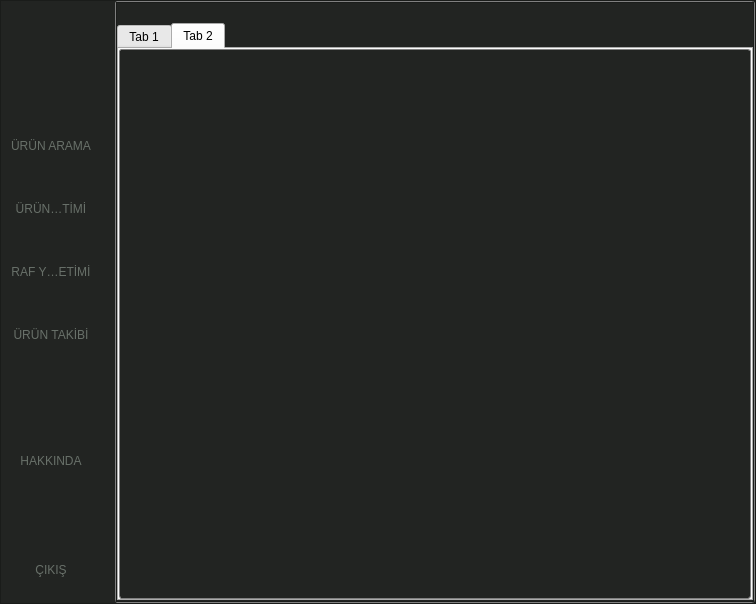
Qt form ui/vixgon_main.ui (w0nzy/vixgon) before a commit.
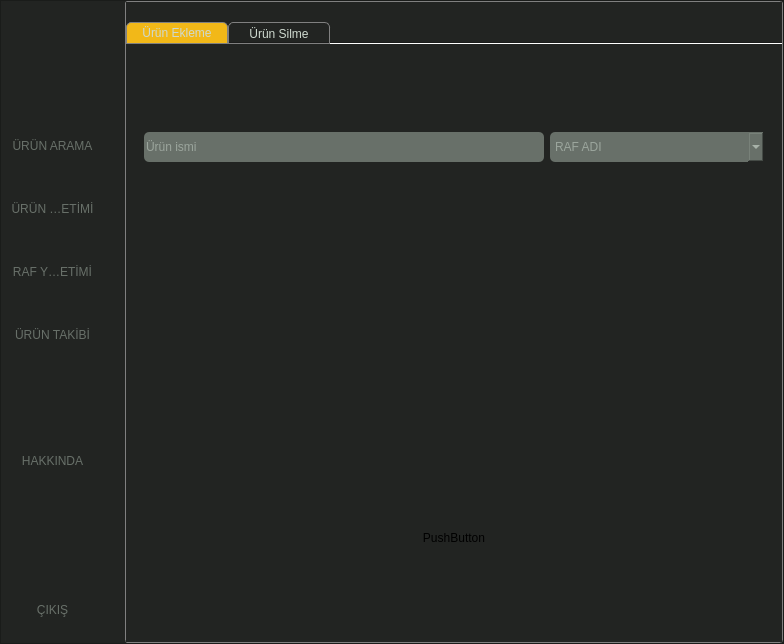
The same form after that commit. Icons and pictures are not drawn.

Diff of the .ui file:
```diff
--- a/ui/vixgon_main.ui
+++ b/ui/vixgon_main.ui
@@ -6,8 +6,8 @@
    <rect>
     <x>0</x>
     <y>0</y>
-    <width>756</width>
-    <height>604</height>
+    <width>784</width>
+    <height>644</height>
    </rect>
   </property>
   <property name="windowTitle">
@@ -22,6 +22,12 @@
 	background-color: #222422;
 }
 
+QLineEdit {
+	border-radius: 5px;
+	color: #ced9cf;
+	background-color: &quot;yellow&quot;;
+	font: 700 11pt &quot;Candara&quot;;
+}
 QLabel {
 	font: 700 11pt &quot;Candara&quot;;
 }
@@ -32,10 +38,7 @@
 	border-radius: 3px;
 }
 
-QLineEdit {
-	border-radius: 10px;
-	background-color:#687069;
-}
+
 
 QLineEdit#item_search_lineedit {
 	background-image: url(:/main/assets/search_colorized.png);
@@ -45,11 +48,28 @@
 	font: 700 11pt &quot;Candara&quot;;
 }
 
+
 QComboBox {
 	height: 30px;
 	border-radius: 10px;
+    background-color: &quot;red&quot;;
 }
-</string>
+
+QTabBar:tab {
+
+	border: 1px solid gray;
+	border-top-right-radius: 5px;
+	border-top-left-radius: 5px;
+	width: 100px;
+	height: 20px;
+	color: #ced9cf;
+	font: 700 9pt &quot;Candara&quot;;
+}
+
+
+QTabBar::tab:selected {
+	background-color: #f2b818;
+}</string>
   </property>
   <property name="iconSize">
    <size>
@@ -741,7 +761,7 @@
               <item>
                <widget class="QFrame" name="user_management_frame">
                 <property name="frameShape">
-                 <enum>QFrame::Shape::StyledPanel</enum>
+                 <enum>QFrame::Shape::NoFrame</enum>
                 </property>
                 <property name="frameShadow">
                  <enum>QFrame::Shadow::Raised</enum>
@@ -764,17 +784,157 @@
                  </property>
                  <item>
                   <widget class="QTabWidget" name="tabWidget">
+                   <property name="styleSheet">
+                    <string notr="true">background-color: #222422;
+border: none;</string>
+                   </property>
+                   <property name="tabPosition">
+                    <enum>QTabWidget::TabPosition::North</enum>
+                   </property>
                    <property name="currentIndex">
-                    <number>1</number>
+                    <number>0</number>
                    </property>
-                   <widget class="QWidget" name="user_registration_page">
+                   <property name="elideMode">
+                    <enum>Qt::TextElideMode::ElideNone</enum>
+                   </property>
+                   <property name="documentMode">
+                    <bool>true</bool>
+                   </property>
+                   <property name="tabsClosable">
+                    <bool>false</bool>
+                   </property>
+                   <property name="movable">
+                    <bool>false</bool>
+                   </property>
+                   <widget class="QWidget" name="item_add_page">
                     <attribute name="title">
-                     <string>Tab 1</string>
+                     <string>Ürün Ekleme</string>
                     </attribute>
+                    <layout class="QHBoxLayout" name="horizontalLayout_4">
+                     <property name="spacing">
+                      <number>0</number>
+                     </property>
+                     <property name="leftMargin">
+                      <number>0</number>
+                     </property>
+                     <property name="topMargin">
+                      <number>0</number>
+                     </property>
+                     <property name="rightMargin">
+                      <number>0</number>
+                     </property>
+                     <property name="bottomMargin">
+                      <number>0</number>
+                     </property>
+                     <item>
+                      <widget class="QFrame" name="frame_2">
+                       <property name="styleSheet">
+                        <string notr="true"/>
+                       </property>
+                       <property name="frameShape">
+                        <enum>QFrame::Shape::NoFrame</enum>
+                       </property>
+                       <property name="frameShadow">
+                        <enum>QFrame::Shadow::Raised</enum>
+                       </property>
+                       <layout class="QVBoxLayout" name="verticalLayout_17">
+                        <item>
+                         <widget class="QFrame" name="frame_5">
+                          <property name="frameShape">
+                           <enum>QFrame::Shape::StyledPanel</enum>
+                          </property>
+                          <property name="frameShadow">
+                           <enum>QFrame::Shadow::Raised</enum>
+                          </property>
+                          <layout class="QHBoxLayout" name="horizontalLayout_5">
+                           <item>
+                            <widget class="QLineEdit" name="item_name">
+                             <property name="maximumSize">
+                              <size>
+                               <width>400</width>
+                               <height>16777215</height>
+                              </size>
+                             </property>
+                             <property name="styleSheet">
+                              <string notr="true">QLineEdit#item_name{
+	border-radius: 5px;
+	color: #ced9cf;
+	height: 30px;
+	background-color: #687069;
+	
+	font: 700 11pt &quot;Candara&quot;;
+}</string>
+                             </property>
+                             <property name="maxLength">
+                              <number>100</number>
+                             </property>
+                             <property name="frame">
+                              <bool>true</bool>
+                             </property>
+                             <property name="placeholderText">
+                              <string>Ürün ismi</string>
+                             </property>
+                            </widget>
+                           </item>
+                           <item>
+                            <widget class="QComboBox" name="item_shelf_box">
+                             <property name="styleSheet">
+                              <string notr="true">
+	border-radius: 5px;
+	color: #ced9cf;
+	background-color: #687069;
+
+	font: 700 11pt &quot;Candara&quot;;
+</string>
+                             </property>
+                             <property name="placeholderText">
+                              <string>RAF ADI</string>
+                             </property>
+                             <property name="frame">
+                              <bool>true</bool>
+                             </property>
+                            </widget>
+                           </item>
+                          </layout>
+                         </widget>
+                        </item>
+                        <item>
+                         <widget class="QFrame" name="frame_8">
+                          <property name="frameShape">
+                           <enum>QFrame::Shape::StyledPanel</enum>
+                          </property>
+                          <property name="frameShadow">
+                           <enum>QFrame::Shadow::Raised</enum>
+                          </property>
+                         </widget>
+                        </item>
+                        <item>
+                         <widget class="QFrame" name="frame_9">
+                          <property name="frameShape">
+                           <enum>QFrame::Shape::StyledPanel</enum>
+                          </property>
+                          <property name="frameShadow">
+                           <enum>QFrame::Shadow::Raised</enum>
+                          </property>
+                          <layout class="QVBoxLayout" name="verticalLayout_18">
+                           <item>
+                            <widget class="QPushButton" name="pushButton">
+                             <property name="text">
+                              <string>PushButton</string>
+                             </property>
+                            </widget>
+                           </item>
+                          </layout>
+                         </widget>
+                        </item>
+                       </layout>
+                      </widget>
+                     </item>
+                    </layout>
                    </widget>
                    <widget class="QWidget" name="tab_2">
                     <attribute name="title">
-                     <string>Tab 2</string>
+                     <string>Ürün Silme</string>
                     </attribute>
                    </widget>
                   </widget>
```
Left out of the diff: 2 changed lines with no effect on the pictures.
